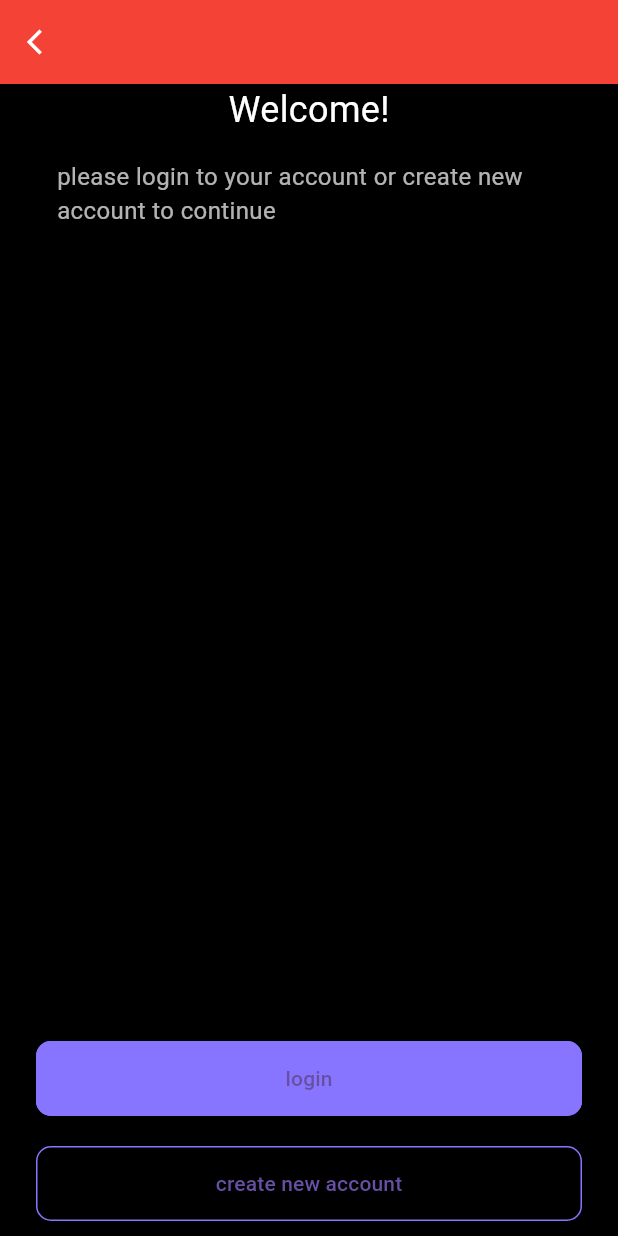
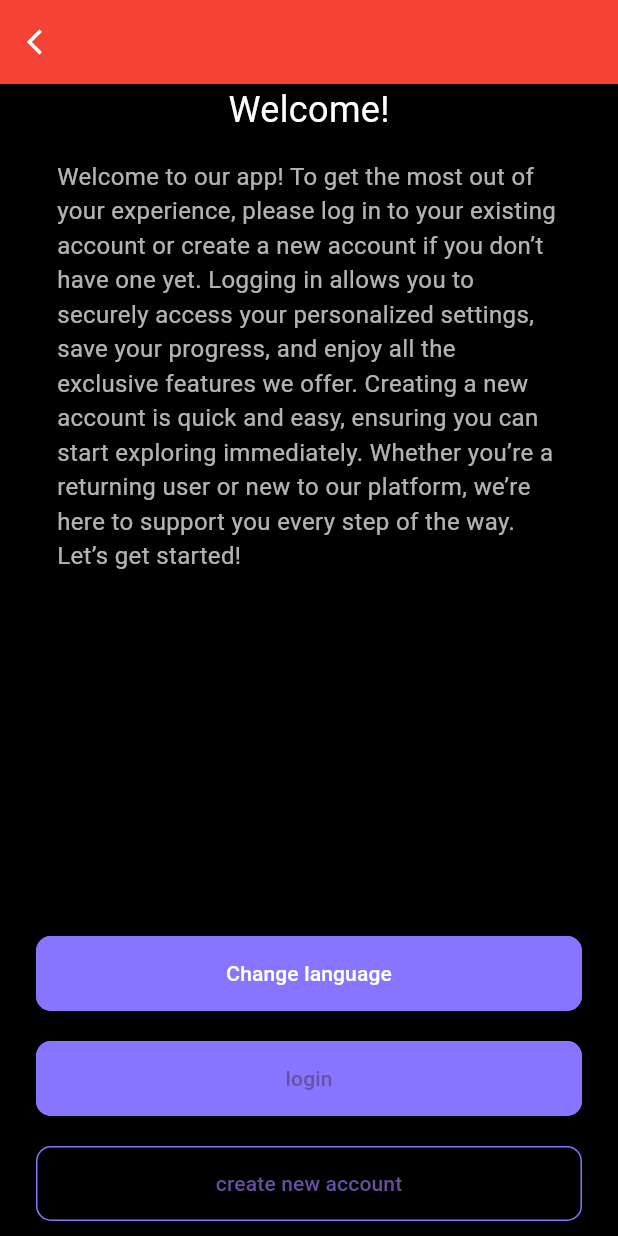
Before and after one commit to songtoantd18/nestjs, a Flutter app: the screen it shows after launch, after a tap on "skip", on a phone screen of 412 x 824 dp. Run offline on Flutter 3.47's test engine with Material 3 defaults, Android fonts, the phone set to English and light mode, and no system bars; our stand-ins replace easy_localization, shared_preferences.

Commit message:
bài 8 : thêm thư việc easy localization để đổi ngôn ngữ trong app

```diff
--- /dev/null
+++ b/todoapp/assets/translations/en.json
@@ -0,0 +1,5 @@
+{
+    "welcome_title": "Welcome!",
+    "welcome_description": "Welcome to our app! To get the most out of your experience, please log in to your existing account or create a new account if you don’t have one yet. Logging in allows you to securely access your personalized settings, save your progress, and enjoy all the exclusive features we offer. Creating a new account is quick and easy, ensuring you can start exploring immediately. Whether you’re a returning user or new to our platform, we’re here to support you every step of the way. Let’s get started!"
+
+}
--- /dev/null
+++ b/todoapp/assets/translations/vi.json
@@ -0,0 +1,4 @@
+{
+    "welcome_title": "XIN CHÀO!",
+    "welcome_description": "Chào mừng bạn đến với ứng dụng của chúng tôi! Để tận dụng tối đa trải nghiệm của bạn, vui lòng đăng nhập vào tài khoản hiện tại của bạn hoặc tạo tài khoản mới nếu bạn chưa có. Đăng nhập cho phép bạn truy cập an toàn vào các cài đặt được cá nhân hóa, lưu tiến trình của bạn và tận hưởng tất cả các tính năng độc quyền mà chúng tôi cung cấp. Tạo tài khoản mới nhanh chóng và dễ dàng, đảm bảo bạn có thể bắt đầu khám phá ngay lập tức. Cho dù bạn là người dùng quay lại hay mới sử dụng nền tảng của chúng tôi, chúng tôi luôn ở đây để hỗ trợ bạn trong từng bước. Hãy bắt đầu nào"
+}
--- a/todoapp/lib/main.dart
+++ b/todoapp/lib/main.dart
@@ -1,3 +1,4 @@
+import 'package:easy_localization/easy_localization.dart';
 import 'package:flutter/material.dart';
 import 'package:provider/provider.dart';
 import 'dart:math';
@@ -8,17 +9,30 @@ import 'package:todoapp/screen/welcome/welcome_page.dart';
 
 import 'screen/splashScreen.dart';
 
-void main() {
-  runApp(MyApp());
+void main() async {
+  WidgetsFlutterBinding.ensureInitialized();
+  await EasyLocalization.ensureInitialized();
+  runApp(
+    EasyLocalization(
+      supportedLocales: const [Locale('vi'), Locale('en')],
+      path: "assets/translations",
+
+      child: MyApp(),
+    ),
+  );
 }
 
 class MyApp extends StatelessWidget {
+  const MyApp({super.key});
   @override
   Widget build(BuildContext context) {
     return MaterialApp(
       title: 'Provider Demo',
+      localizationsDelegates: context.localizationDelegates,
+      locale: context.locale,
+      supportedLocales: context.supportedLocales,
+      home: SplashScreen(),
 
-      home: SplashScreen(),
       // home: OnboardingPageView(),
       // home: WelcomePage(),
       // home: MainPage(),
--- a/todoapp/lib/screen/splashScreen.dart
+++ b/todoapp/lib/screen/splashScreen.dart
@@ -8,8 +8,6 @@ import 'package:todoapp/screen/welcome/welcome_page.dart';
 
 class SplashScreen extends StatelessWidget {
   const SplashScreen({Key? key}) : super(key: key);
-
-
 
   Future<void> _checkAppState2(BuildContext context) async {
     try {
@@ -39,9 +37,19 @@ class SplashScreen extends StatelessWidget {
   Future<bool> _isOnboardingCompleted() async {
     try {
       final SharedPreferences prefs = await SharedPreferences.getInstance();
+
+      // In ra tất cả key và value trong SharedPreferences để debug
+      Set<String> allKeys = prefs.getKeys();
+      print('SharedPreferences hiện có ${allKeys.length} dữ liệu:');
+      for (var key in allKeys) {
+        var value = prefs.get(key);
+        print('Key: $key, Value: $value');
+      }
+
       bool result = prefs.getBool('kOnboardingCompleted') ?? false;
       return result;
     } catch (e) {
+      print('Lỗi khi lấy SharedPreferences: $e');
       return false;
     }
   }
--- a/todoapp/lib/screen/welcome/welcome_page.dart
+++ b/todoapp/lib/screen/welcome/welcome_page.dart
@@ -1,3 +1,4 @@
+import 'package:easy_localization/easy_localization.dart';
 import 'package:flutter/material.dart';
 
 class WelcomePage extends StatelessWidget {
@@ -30,6 +31,7 @@ class WelcomePage extends StatelessWidget {
           children: [
             _buildContent(),
             const Spacer(),
+            _buildButtonChangeLanguage(context),
             _buildButtonLogin(),
             _buildButtonRegister(),
           ],
@@ -38,8 +40,38 @@ class WelcomePage extends StatelessWidget {
     );
   }
 
-  Widget _buildSkipButton() {
-    return Container(color: Colors.red, child: Text('đây là skippppp'));
+  Widget _buildButtonChangeLanguage(BuildContext context) {
+    print('context: ${context}');
+    return Container(
+      width: double.infinity,
+      height: 50,
+      padding: EdgeInsets.symmetric(horizontal: 24),
+      margin: EdgeInsets.symmetric(vertical: 10),
+
+      child: ElevatedButton(
+        onPressed: () {
+          final currentLocale = context.locale.toString();
+          if (currentLocale == 'vi') {
+            context.locale = Locale('en');
+          } else {
+            context.locale = Locale('vi');
+          }
+        },
+        style: ElevatedButton.styleFrom(
+          backgroundColor: Color(0xff8875ff),
+          shape: RoundedRectangleBorder(
+            borderRadius: BorderRadius.circular(10),
+          ),
+          side: BorderSide(width: 1, color: Color(0xff8875ff)),
+        ),
+        child: Text(
+          context.locale.toString() == 'en'
+              ? 'Change language'
+              : 'Đổi ngôn ngữ',
+          style: TextStyle(color: Colors.white),
+        ),
+      ),
+    );
   }
 
   Widget _buildContent() {
@@ -47,10 +79,13 @@ class WelcomePage extends StatelessWidget {
       margin: EdgeInsets.symmetric(horizontal: 38),
       child: Column(
         children: [
-          Text('Welcome!', style: TextStyle(fontSize: 24, color: Colors.white)),
+          Text(
+            "welcome_title".tr(),
+            style: TextStyle(fontSize: 24, color: Colors.white),
+          ),
           SizedBox(height: 16),
           Text(
-            'please login to your account or create new account to continue',
+            'welcome_description'.tr(),
             style: TextStyle(fontSize: 16, color: Colors.white70),
           ),
         ],
```
Also changed, not shown: todoapp/pubspec.yaml (+3 -10 lines), todoapp/pubspec.lock, 1 other file.
